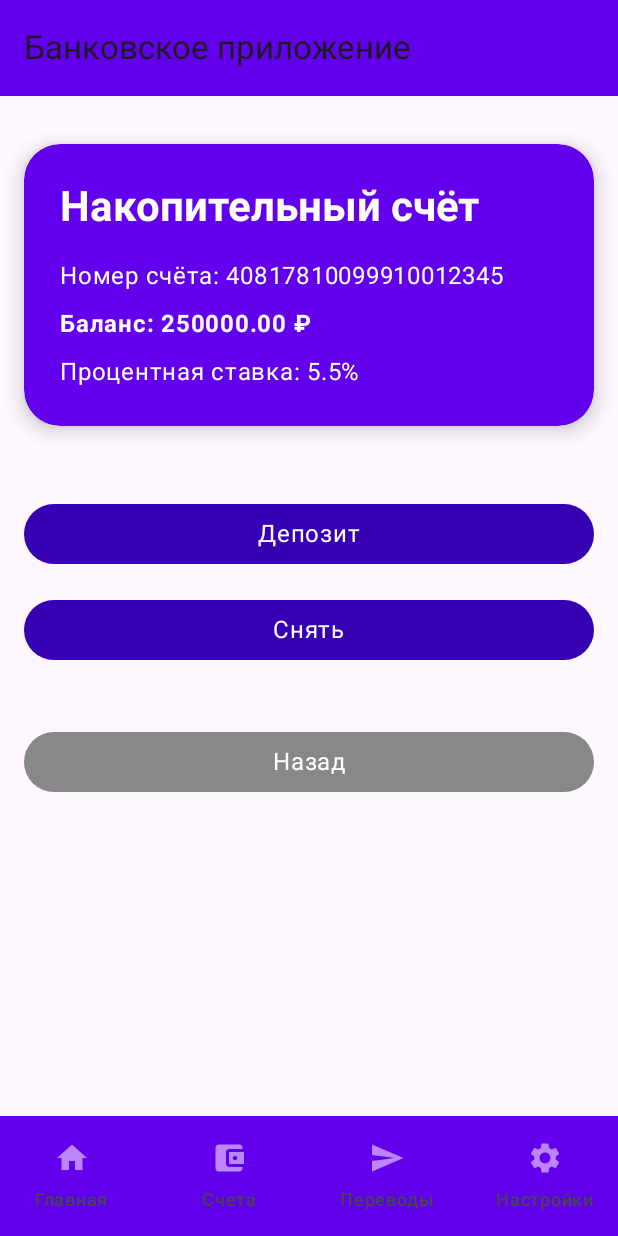
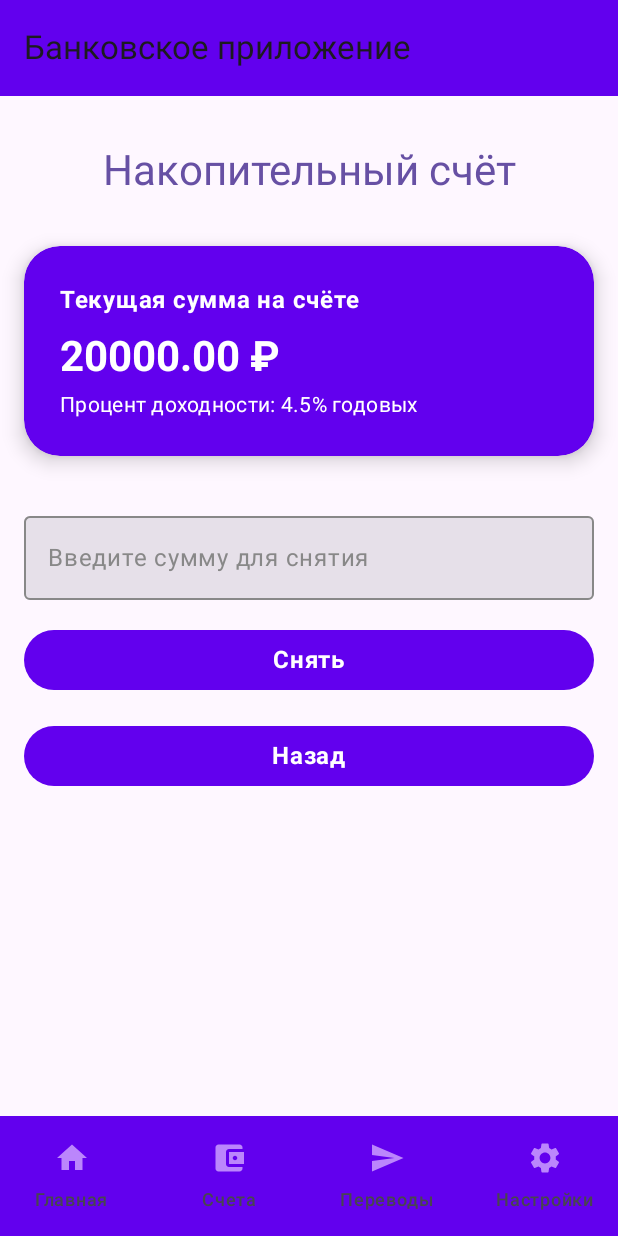
Before and after one commit to Logo95/mobile_dev, an Android app built with Jetpack Compose: the SavingsScreen screen opened through its navigation route, on a phone screen of 412 x 824 dp. Run offline under Robolectric (Android 15) with nearby library versions, the phone set to English and light mode, and no system bars; network calls fail.

Commit message:
update SavingsScreen

```diff
--- a/app/src/main/java/com/example/bankapp/MainActivity.kt
+++ b/app/src/main/java/com/example/bankapp/MainActivity.kt
@@ -54,6 +54,7 @@ class MainActivity : ComponentActivity() {
 fun BankApp() {
     val navController = rememberNavController()
     val balance = remember { mutableStateOf(10000.0) } // Глобальный баланс
+    val savingsBalance = remember { mutableStateOf(20000.0) } // Накопительный счёт
     val transactions = remember { mutableStateOf(mutableListOf<Pair<String, Double>>()) } // Глобальный список транзакций (название партнера + процент)
     val loanState = remember { mutableStateOf(LoanState(remainingLoanAmount = 7000.0, isPaidOff = false)) } // Глобальное состояние кредита
 
@@ -83,7 +84,8 @@ fun BankApp() {
             balance = balance, // Передаем balance
             transactions = transactions, // Передаем transactions
             partners = partners,
-            loanState = loanState // Передаем состояние кредита
+            loanState = loanState, // Передаем состояние кредита
+            savingsBalance = savingsBalance
         )
     }
 }
@@ -140,7 +142,8 @@ fun NavigationHost(
     balance: MutableState<Double>,
     transactions: MutableState<MutableList<Pair<String, Double>>>,
     partners: List<Pair<String, Double>>, // Передаем партнёров
-    loanState: MutableState<LoanState>
+    loanState: MutableState<LoanState>,
+    savingsBalance: MutableState<Double>
 ) {
     NavHost(
         navController = navController,
@@ -152,7 +155,7 @@ fun NavigationHost(
         composable("transactions") { TransactionsScreen(navController, transactions) }
         composable("settings") { SettingsScreen(navController) }
         composable("transfer") { TransferScreen(navController, balance, transactions, partners) }
-        composable("savings") { SavingsScreen(navController) }
+        composable("savings") { SavingsScreen(navController, balance, savingsBalance) }
         composable("loans") { LoanScreen(navController, balance, loanState) }
     }
 }
@@ -557,17 +560,25 @@ fun TransferScreen(
 }
 
 @Composable
-fun SavingsScreen(navController: NavHostController) {
-    val accountNumber = "40817810099910012345" // Пример реального номера счета
-    val savingsBalance = remember { mutableStateOf(250000.0) } // Баланс накопительного счета
-    val interestRate = 5.5 // Процентная ставка
+fun SavingsScreen(navController: NavHostController, balance: MutableState<Double>, savingsBalance: MutableState<Double>) {
+    val withdrawalAmount = remember { mutableStateOf("") }
+    val errorMessage = remember { mutableStateOf("") }
 
     Column(
         modifier = Modifier
             .fillMaxSize()
-            .padding(16.dp)
+            .padding(16.dp),
+        horizontalAlignment = Alignment.CenterHorizontally,
+        verticalArrangement = Arrangement.Top
     ) {
-        // Карточка с информацией о накопительном счете
+        Text(
+            text = "Накопительный счёт",
+            style = MaterialTheme.typography.headlineMedium,
+            color = MaterialTheme.colorScheme.primary,
+            modifier = Modifier.padding(16.dp)
+        )
+
+        // Карточка с деталями накопительного счёта
         Card(
             shape = RoundedCornerShape(24.dp),
             modifier = Modifier
@@ -580,89 +591,101 @@ fun SavingsScreen(navController: NavHostController) {
                 modifier = Modifier.padding(24.dp)
             ) {
                 Text(
-                    text = "Накопительный счёт",
-                    style = MaterialTheme.typography.headlineMedium,
+                    text = "Текущая сумма на счёте",
+                    style = MaterialTheme.typography.bodyLarge,
                     color = Color.White,
                     fontWeight = FontWeight.Bold
                 )
-
-                Spacer(modifier = Modifier.height(16.dp))
-
                 Text(
-                    text = "Номер счёта: $accountNumber",
-                    style = MaterialTheme.typography.bodyLarge,
-                    color = Color.White
+                    text = "${String.format("%.2f", savingsBalance.value)} ₽",
+                    style = MaterialTheme.typography.headlineMedium,
+                    fontWeight = FontWeight.Bold,
+                    color = Color.White,
+                    modifier = Modifier.padding(top = 8.dp)
                 )
-
-                Spacer(modifier = Modifier.height(8.dp))
-
                 Text(
-                    text = "Баланс: ${String.format("%.2f", savingsBalance.value)} ₽",
-                    style = MaterialTheme.typography.bodyLarge,
-                    fontWeight = FontWeight.Bold,
-                    color = Color.White
-                )
-
-                Spacer(modifier = Modifier.height(8.dp))
-
-                Text(
-                    text = "Процентная ставка: $interestRate%",
-                    style = MaterialTheme.typography.bodyLarge,
-                    color = Color.White
+                    text = "Процент доходности: 4.5% годовых",
+                    style = MaterialTheme.typography.bodyMedium,
+                    color = Color.White,
+                    modifier = Modifier.padding(top = 4.dp)
                 )
             }
         }
 
-        Spacer(modifier = Modifier.height(24.dp))
+        Spacer(modifier = Modifier.height(16.dp))
 
-        // Кнопка "Депозит"
+        // Поле для ввода суммы снятия
+        OutlinedTextField(
+            value = withdrawalAmount.value,
+            onValueChange = { withdrawalAmount.value = it },
+            label = { Text("Введите сумму для снятия") },
+            modifier = Modifier.fillMaxWidth(),
+            colors = TextFieldDefaults.colors(
+                focusedTextColor = Color.Black,
+                unfocusedTextColor = Color.Gray,
+                focusedLabelColor = Color(0xFF6200EE),
+                unfocusedLabelColor = Color.Gray,
+                focusedIndicatorColor = Color(0xFF6200EE),
+                unfocusedIndicatorColor = Color.Gray
+            )
+        )
+
+        Spacer(modifier = Modifier.height(16.dp))
+
+        // Кнопка "Снять"
         Button(
-            onClick = { /* Реализация действия депозита */ },
-            modifier = Modifier
-                .fillMaxWidth()
-                .padding(vertical = 8.dp),
-            colors = ButtonDefaults.buttonColors(containerColor = Color(0xFF3700B3))
+            onClick = {
+                val amountToWithdraw = withdrawalAmount.value.toDoubleOrNull()
+                if (amountToWithdraw == null || amountToWithdraw <= 0) {
+                    errorMessage.value = "Введите корректную сумму"
+                    return@Button
+                }
+
+                if (amountToWithdraw > savingsBalance.value) {
+                    errorMessage.value = "Недостаточно средств на накопительном счёте"
+                } else {
+                    savingsBalance.value -= amountToWithdraw
+                    balance.value += amountToWithdraw
+                    errorMessage.value = "Снятие успешно! ${String.format("%.2f", amountToWithdraw)} ₽ добавлено на баланс"
+                }
+            },
+            colors = ButtonDefaults.buttonColors(containerColor = Color(0xFF6200EE)),
+            modifier = Modifier.fillMaxWidth()
         ) {
             Text(
-                text = "Депозит",
-                style = MaterialTheme.typography.bodyLarge,
-                color = Color.White
+                text = "Снять",
+                style = MaterialTheme.typography.bodyLarge.copy(color = Color.White),
+                fontWeight = FontWeight.Bold
             )
         }
 
-        // Кнопка "Снять"
-        Button(
-            onClick = { /* Реализация действия снятия */ },
-            modifier = Modifier
-                .fillMaxWidth()
-                .padding(vertical = 8.dp),
-            colors = ButtonDefaults.buttonColors(containerColor = Color(0xFF3700B3))
-        ) {
+        Spacer(modifier = Modifier.height(16.dp))
+
+        // Сообщение об ошибке или успехе
+        if (errorMessage.value.isNotEmpty()) {
             Text(
-                text = "Снять",
-                style = MaterialTheme.typography.bodyLarge,
-                color = Color.White
+                text = errorMessage.value,
+                fontSize = 16.sp,
+                color = if (errorMessage.value.contains("успешно")) Color(0xFF4CAF50) else Color.Red,
+                modifier = Modifier.padding(8.dp)
             )
         }
-
-        Spacer(modifier = Modifier.height(24.dp))
 
         // Кнопка "Назад"
         Button(
             onClick = { navController.popBackStack() },
-            modifier = Modifier
-                .fillMaxWidth()
-                .padding(vertical = 8.dp),
-            colors = ButtonDefaults.buttonColors(containerColor = Color.Gray)
+            colors = ButtonDefaults.buttonColors(containerColor = Color(0xFF6200EE)),
+            modifier = Modifier.fillMaxWidth()
         ) {
             Text(
                 text = "Назад",
-                style = MaterialTheme.typography.bodyLarge,
-                color = Color.White
+                style = MaterialTheme.typography.bodyLarge.copy(color = Color.White),
+                fontWeight = FontWeight.Bold
             )
         }
     }
 }
+
 
 @Composable
 fun LoanScreen(navController: NavHostController, balance: MutableState<Double>, loanState: MutableState<LoanState>) {
```
